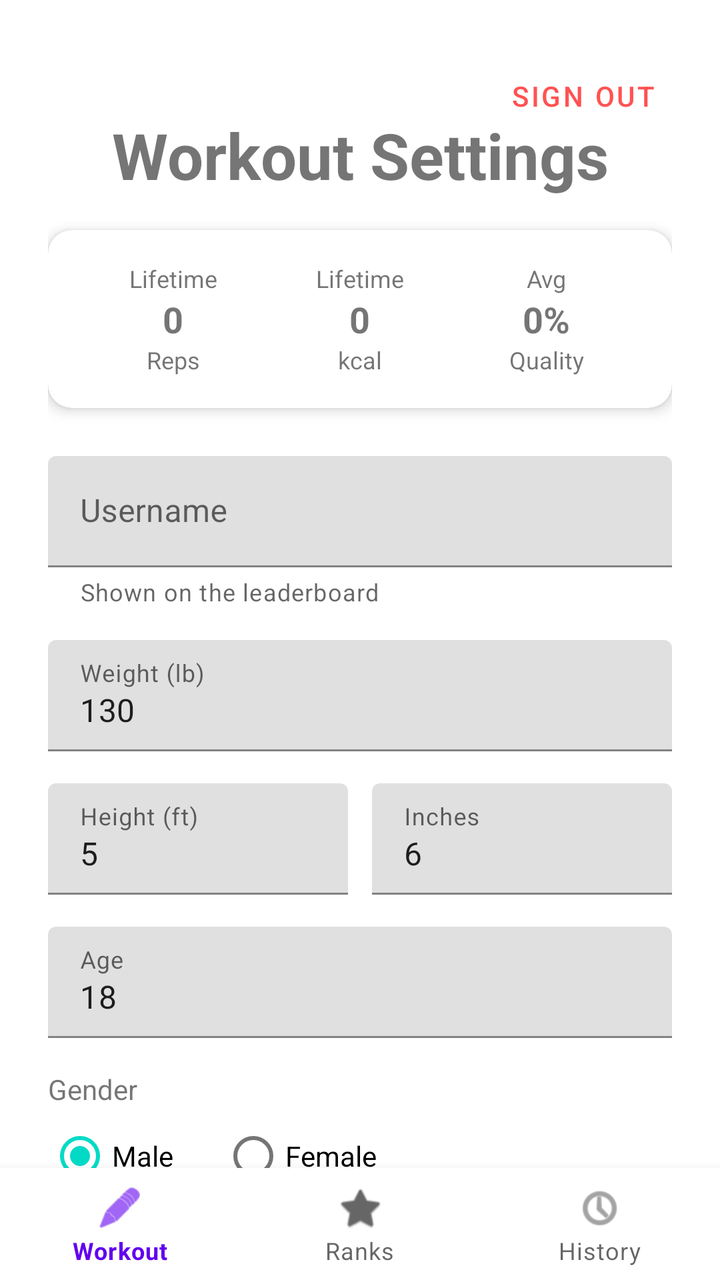
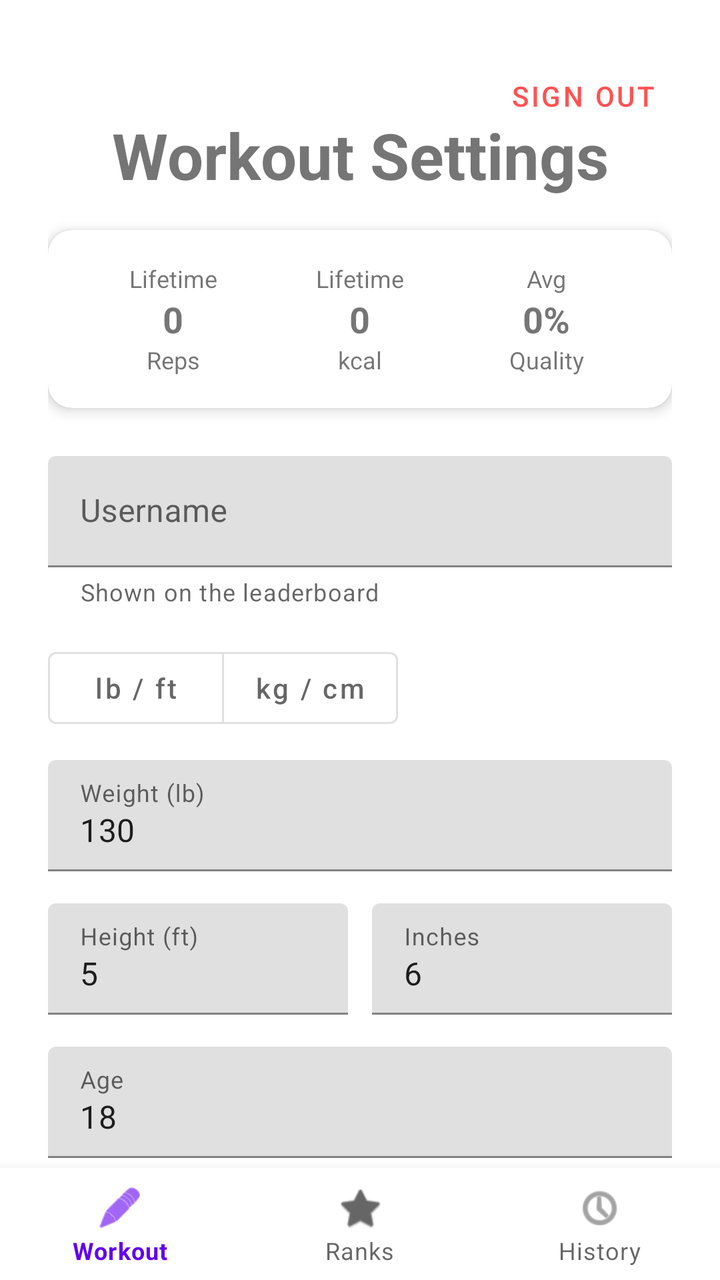

Two renders of the same Android screen: before a commit and after it. Below are the layout's source before the change and the commit's diff.
<!-- AndroidManifest.xml: application theme Theme.MaterialComponents.DayNight.NoActionBar -->
<!-- res/layout/activity_home.xml -->
<?xml version="1.0" encoding="utf-8"?>
<androidx.constraintlayout.widget.ConstraintLayout xmlns:android="http://schemas.android.com/apk/res/android"
    xmlns:app="http://schemas.android.com/apk/res-auto"
    xmlns:tools="http://schemas.android.com/tools"
    android:layout_width="match_parent"
    android:layout_height="match_parent">

    <androidx.core.widget.NestedScrollView
        android:layout_width="match_parent"
        android:layout_height="0dp"
        android:fillViewport="true"
        app:layout_constraintBottom_toTopOf="@id/bottomNavigation"
        app:layout_constraintTop_toTopOf="parent">

        <androidx.constraintlayout.widget.ConstraintLayout
            android:layout_width="match_parent"
            android:layout_height="wrap_content"
            android:padding="24dp"
            tools:context=".HomeActivity">

            <TextView
                android:id="@+id/titleText"
                android:layout_width="wrap_content"
                android:layout_height="wrap_content"
                android:text="Workout Settings"
                android:textSize="32sp"
                android:textStyle="bold"
                android:layout_marginTop="32dp"
                app:layout_constraintEnd_toEndOf="parent"
                app:layout_constraintStart_toStartOf="parent"
                app:layout_constraintTop_toTopOf="parent" />

            <Button
                android:id="@+id/signOutButton"
                style="@style/Widget.MaterialComponents.Button.TextButton"
                android:layout_width="wrap_content"
                android:layout_height="wrap_content"
                android:text="Sign Out"
                android:textColor="#FF5252"
                app:layout_constraintEnd_toEndOf="parent"
                app:layout_constraintTop_toTopOf="parent" />

            
            <com.google.android.material.card.MaterialCardView
                android:id="@+id/quickStatsCard"
                android:layout_width="match_parent"
                android:layout_height="wrap_content"
                android:layout_marginTop="16dp"
                app:cardCornerRadius="12dp"
                app:cardElevation="4dp"
                app:layout_constraintTop_toBottomOf="@id/titleText">

                <LinearLayout
                    android:layout_width="match_parent"
                    android:layout_height="wrap_content"
                    android:orientation="horizontal"
                    android:padding="16dp"
                    android:weightSum="3">

                    <LinearLayout
                        android:layout_width="0dp"
                        android:layout_height="wrap_content"
                        android:layout_weight="1"
                        android:gravity="center"
                        android:orientation="vertical">
                        <TextView
                            android:layout_width="wrap_content"
                            android:layout_height="wrap_content"
                            android:text="Lifetime"
                            android:textSize="12sp" />
                        <TextView
                            android:id="@+id/quickTotalReps"
                            android:layout_width="wrap_content"
                            android:layout_height="wrap_content"
                            android:text="0"
                            android:textSize="18sp"
                            android:textStyle="bold" />
                        <TextView
                            android:layout_width="wrap_content"
                            android:layout_height="wrap_content"
                            android:text="Reps"
                            android:textSize="12sp" />
                    </LinearLayout>

                    <LinearLayout
                        android:layout_width="0dp"
                        android:layout_height="wrap_content"
                        android:layout_weight="1"
                        android:gravity="center"
                        android:orientation="vertical">
                        <TextView
                            android:layout_width="wrap_content"
                            android:layout_height="wrap_content"
                            android:text="Lifetime"
                            android:textSize="12sp" />
                        <TextView
                            android:id="@+id/quickTotalCalories"
                            android:layout_width="wrap_content"
                            android:layout_height="wrap_content"
                            android:text="0"
                            android:textSize="18sp"
                            android:textStyle="bold" />
                        <TextView
                            android:layout_width="wrap_content"
                            android:layout_height="wrap_content"
                            android:text="kcal"
                            android:textSize="12sp" />
                    </LinearLayout>

                    <LinearLayout
                        android:layout_width="0dp"
                        android:layout_height="wrap_content"
                        android:layout_weight="1"
                        android:gravity="center"
                        android:orientation="vertical">
                        <TextView
                            android:layout_width="wrap_content"
                            android:layout_height="wrap_content"
                            android:text="Avg"
                            android:textSize="12sp" />
                        <TextView
                            android:id="@+id/quickAvgScore"
                            android:layout_width="wrap_content"
                            android:layout_height="wrap_content"
                            android:text="0%"
                            android:textSize="18sp"
                            android:textStyle="bold" />
                        <TextView
                            android:layout_width="wrap_content"
                            android:layout_height="wrap_content"
                            android:text="Quality"
                            android:textSize="12sp" />
                    </LinearLayout>
                </LinearLayout>
            </com.google.android.material.card.MaterialCardView>

            <com.google.android.material.textfield.TextInputLayout
                android:id="@+id/usernameInputLayout"
                android:layout_width="match_parent"
                android:layout_height="wrap_content"
                android:layout_marginTop="24dp"
                android:hint="Username"
                app:helperText="Shown on the leaderboard"
                app:layout_constraintTop_toBottomOf="@id/quickStatsCard">

                <com.google.android.material.textfield.TextInputEditText
                    android:id="@+id/usernameInput"
                    android:layout_width="match_parent"
                    android:layout_height="wrap_content"
                    android:inputType="text"
                    android:maxLength="20" />
            </com.google.android.material.textfield.TextInputLayout>

            <com.google.android.material.textfield.TextInputLayout
                android:id="@+id/weightInputLayout"
                android:layout_width="match_parent"
                android:layout_height="wrap_content"
                android:layout_marginTop="16dp"
                android:hint="Weight (lb)"
                app:layout_constraintTop_toBottomOf="@id/usernameInputLayout">

                <com.google.android.material.textfield.TextInputEditText
                    android:id="@+id/weightInput"
                    android:layout_width="match_parent"
                    android:layout_height="wrap_content"
                    android:inputType="numberDecimal"
                    android:text="130" />
            </com.google.android.material.textfield.TextInputLayout>

            <LinearLayout
                android:id="@+id/heightInputLayout"
                android:layout_width="match_parent"
                android:layout_height="wrap_content"
                android:layout_marginTop="16dp"
                android:orientation="horizontal"
                app:layout_constraintTop_toBottomOf="@id/weightInputLayout">

                <com.google.android.material.textfield.TextInputLayout
                    android:layout_width="0dp"
                    android:layout_height="wrap_content"
                    android:layout_weight="1"
                    android:hint="Height (ft)">

                    <com.google.android.material.textfield.TextInputEditText
                        android:id="@+id/heightFeetInput"
                        android:layout_width="match_parent"
                        android:layout_height="wrap_content"
                        android:inputType="number"
                        android:maxLength="1"
                        android:text="5" />
                </com.google.android.material.textfield.TextInputLayout>

                <com.google.android.material.textfield.TextInputLayout
                    android:layout_width="0dp"
                    android:layout_height="wrap_content"
                    android:layout_marginStart="12dp"
                    android:layout_weight="1"
                    android:hint="Inches">

                    <com.google.android.material.textfield.TextInputEditText
                        android:id="@+id/heightInchesInput"
                        android:layout_width="match_parent"
                        android:layout_height="wrap_content"
                        android:inputType="number"
                        android:maxLength="2"
                        android:text="6" />
                </com.google.android.material.textfield.TextInputLayout>
            </LinearLayout>

            <com.google.android.material.textfield.TextInputLayout
                android:id="@+id/ageInputLayout"
                android:layout_width="match_parent"
                android:layout_height="wrap_content"
                android:layout_marginTop="16dp"
                android:hint="Age"
                app:layout_constraintTop_toBottomOf="@id/heightInputLayout">

                <com.google.android.material.textfield.TextInputEditText
                    android:id="@+id/ageInput"
                    android:layout_width="match_parent"
                    android:layout_height="wrap_content"
                    android:inputType="number"
                    android:text="18" />
            </com.google.android.material.textfield.TextInputLayout>

            <TextView
                android:id="@+id/genderLabel"
                android:layout_width="wrap_content"
                android:layout_height="wrap_content"
                android:text="Gender"
                android:layout_marginTop="16dp"
                app:layout_constraintStart_toStartOf="parent"
                app:layout_constraintTop_toBottomOf="@id/ageInputLayout" />

            <RadioGroup
                android:id="@+id/genderGroup"
                android:layout_width="match_parent"
                android:layout_height="wrap_content"
                android:orientation="horizontal"
                app:layout_constraintTop_toBottomOf="@id/genderLabel">

                <RadioButton
                    android:id="@+id/genderMale"
                    android:layout_width="wrap_content"
                    android:layout_height="wrap_content"
                    android:text="Male"
                    android:checked="true" />

                <RadioButton
                    android:id="@+id/genderFemale"
                    android:layout_width="wrap_content"
                    android:layout_height="wrap_content"
                    android:layout_marginStart="24dp"
                    android:text="Female" />
            </RadioGroup>

            <TextView
                android:id="@+id/supportedExercisesLabel"
                android:layout_width="wrap_content"
                android:layout_height="wrap_content"
                android:text="Supported Exercises"
                android:layout_marginTop="24dp"
                android:textStyle="bold"
                app:layout_constraintStart_toStartOf="parent"
                app:layout_constraintTop_toBottomOf="@id/genderGroup" />

            <TextView
                android:id="@+id/supportedExercisesList"
                android:layout_width="match_parent"
                android:layout_height="wrap_content"
                android:text="Push-ups · Squats · Sit-ups · Lunges · Curls · Overhead Press · Jumping Jacks · Planks"
                android:layout_marginTop="8dp"
                android:lineSpacingExtra="4dp"
                app:layout_constraintTop_toBottomOf="@id/supportedExercisesLabel" />

            <Button
                android:id="@+id/nextButton"
                android:layout_width="match_parent"
                android:layout_height="64dp"
                android:text="Start Workout"
                android:textSize="18sp"
                android:layout_marginTop="32dp"
                android:layout_marginBottom="32dp"
                app:layout_constraintBottom_toBottomOf="parent"
                app:layout_constraintTop_toBottomOf="@id/supportedExercisesList"
                app:layout_constraintVertical_bias="1.0" />

        </androidx.constraintlayout.widget.ConstraintLayout>
    </androidx.core.widget.NestedScrollView>

    <com.google.android.material.bottomnavigation.BottomNavigationView
        android:id="@+id/bottomNavigation"
        android:layout_width="match_parent"
        android:layout_height="wrap_content"
        app:layout_constraintBottom_toBottomOf="parent"
        app:menu="@menu/bottom_nav_menu" />

</androidx.constraintlayout.widget.ConstraintLayout>
<!-- resources referenced by this layout -->
<resources>

</resources>

<!-- the commit's change to res/layout/activity_home.xml (unified diff, before → after) -->
@@ -134,6 +134,48 @@
                 </LinearLayout>
             </com.google.android.material.card.MaterialCardView>
 
+            
+            <com.google.android.material.card.MaterialCardView
+                android:id="@+id/guestBanner"
+                android:layout_width="match_parent"
+                android:layout_height="wrap_content"
+                android:layout_marginTop="16dp"
+                android:visibility="gone"
+                app:cardCornerRadius="12dp"
+                app:cardElevation="0dp"
+                app:strokeColor="@color/purple_500"
+                app:strokeWidth="1dp"
+                app:layout_constraintTop_toBottomOf="@id/quickStatsCard">
+
+                <LinearLayout
+                    android:layout_width="match_parent"
+                    android:layout_height="wrap_content"
+                    android:orientation="vertical"
+                    android:padding="16dp">
+
+                    <TextView
+                        android:layout_width="wrap_content"
+                        android:layout_height="wrap_content"
+                        android:text="You're using a guest account"
+                        android:textStyle="bold" />
+
+                    <TextView
+                        android:layout_width="wrap_content"
+                        android:layout_height="wrap_content"
+                        android:layout_marginTop="4dp"
+                        android:text="Create an account to keep your workouts if you sign out or switch phones."
+                        android:textSize="13sp" />
+
+                    <Button
+                        android:id="@+id/createAccountButton"
+                        style="@style/Widget.MaterialComponents.Button.TextButton"
+                        android:layout_width="wrap_content"
+                        android:layout_height="wrap_content"
+                        android:layout_marginTop="4dp"
+                        android:text="Create account" />
+                </LinearLayout>
+            </com.google.android.material.card.MaterialCardView>
+
             <com.google.android.material.textfield.TextInputLayout
                 android:id="@+id/usernameInputLayout"
                 android:layout_width="match_parent"
@@ -141,7 +183,7 @@
                 android:layout_marginTop="24dp"
                 android:hint="Username"
                 app:helperText="Shown on the leaderboard"
-                app:layout_constraintTop_toBottomOf="@id/quickStatsCard">
+                app:layout_constraintTop_toBottomOf="@id/guestBanner">
 
                 <com.google.android.material.textfield.TextInputEditText
                     android:id="@+id/usernameInput"
@@ -151,13 +193,40 @@
                     android:maxLength="20" />
             </com.google.android.material.textfield.TextInputLayout>
 
+            <com.google.android.material.button.MaterialButtonToggleGroup
+                android:id="@+id/unitsToggle"
+                android:layout_width="wrap_content"
+                android:layout_height="wrap_content"
+                android:layout_marginTop="16dp"
+                app:singleSelection="true"
+                app:selectionRequired="true"
+                app:layout_constraintStart_toStartOf="parent"
+                app:layout_constraintTop_toBottomOf="@id/usernameInputLayout">
+
+                <Button
+                    android:id="@+id/unitsImperial"
+                    style="@style/Widget.MaterialComponents.Button.OutlinedButton"
+                    android:layout_width="wrap_content"
+                    android:layout_height="wrap_content"
+                    android:text="lb / ft"
+                    android:textAllCaps="false" />
+
+                <Button
+                    android:id="@+id/unitsMetric"
+                    style="@style/Widget.MaterialComponents.Button.OutlinedButton"
+                    android:layout_width="wrap_content"
+                    android:layout_height="wrap_content"
+                    android:text="kg / cm"
+                    android:textAllCaps="false" />
+            </com.google.android.material.button.MaterialButtonToggleGroup>
+
             <com.google.android.material.textfield.TextInputLayout
                 android:id="@+id/weightInputLayout"
                 android:layout_width="match_parent"
                 android:layout_height="wrap_content"
-                android:layout_marginTop="16dp"
+                android:layout_marginTop="12dp"
                 android:hint="Weight (lb)"
-                app:layout_constraintTop_toBottomOf="@id/usernameInputLayout">
+                app:layout_constraintTop_toBottomOf="@id/unitsToggle">
 
                 <com.google.android.material.textfield.TextInputEditText
                     android:id="@+id/weightInput"
@@ -167,6 +236,7 @@
                     android:text="130" />
             </com.google.android.material.textfield.TextInputLayout>
 
+            
             <LinearLayout
                 android:id="@+id/heightInputLayout"
                 android:layout_width="match_parent"
@@ -176,6 +246,7 @@
                 app:layout_constraintTop_toBottomOf="@id/weightInputLayout">
 
                 <com.google.android.material.textfield.TextInputLayout
+                    android:id="@+id/heightFeetLayout"
                     android:layout_width="0dp"
                     android:layout_height="wrap_content"
                     android:layout_weight="1"
@@ -191,6 +262,7 @@
                 </com.google.android.material.textfield.TextInputLayout>
 
                 <com.google.android.material.textfield.TextInputLayout
+                    android:id="@+id/heightInchesLayout"
                     android:layout_width="0dp"
                     android:layout_height="wrap_content"
                     android:layout_marginStart="12dp"
@@ -205,6 +277,22 @@
                         android:maxLength="2"
                         android:text="6" />
                 </com.google.android.material.textfield.TextInputLayout>
+
+                <com.google.android.material.textfield.TextInputLayout
+                    android:id="@+id/heightCmLayout"
+                    android:layout_width="0dp"
+                    android:layout_height="wrap_content"
+                    android:layout_weight="1"
+                    android:hint="Height (cm)"
+                    android:visibility="gone">
+
+                    <com.google.android.material.textfield.TextInputEditText
+                        android:id="@+id/heightCmInput"
+                        android:layout_width="match_parent"
+                        android:layout_height="wrap_content"
+                        android:inputType="number"
+                        android:maxLength="3" />
+                </com.google.android.material.textfield.TextInputLayout>
             </LinearLayout>
 
             <com.google.android.material.textfield.TextInputLayout
@@ -255,23 +343,80 @@
             </RadioGroup>
 
             <TextView
-                android:id="@+id/supportedExercisesLabel"
-                android:layout_width="wrap_content"
-                android:layout_height="wrap_content"
-                android:text="Supported Exercises"
+                android:id="@+id/exerciseLabel"
+                android:layout_width="wrap_content"
+                android:layout_height="wrap_content"
+                android:text="Exercise"
                 android:layout_marginTop="24dp"
                 android:textStyle="bold"
                 app:layout_constraintStart_toStartOf="parent"
                 app:layout_constraintTop_toBottomOf="@id/genderGroup" />
 
+            
+            <com.google.android.material.chip.ChipGroup
+                android:id="@+id/exerciseChips"
+                android:layout_width="match_parent"
+                android:layout_height="wrap_content"
+                android:layout_marginTop="8dp"
+                app:singleSelection="true"
+                app:selectionRequired="true"
+                app:layout_constraintTop_toBottomOf="@id/exerciseLabel" />
+
             <TextView
-                android:id="@+id/supportedExercisesList"
-                android:layout_width="match_parent"
-                android:layout_height="wrap_content"
-                android:text="Push-ups · Squats · Sit-ups · Lunges · Curls · Overhead Press · Jumping Jacks · Planks"
-                android:layout_marginTop="8dp"
-                android:lineSpacingExtra="4dp"
-                app:layout_constraintTop_toBottomOf="@id/supportedExercisesLabel" />
+                android:id="@+id/goalLabel"
+                android:layout_width="wrap_content"
+                android:layout_height="wrap_content"
+                android:text="Goal (optional)"
+                android:layout_marginTop="16dp"
+                android:textStyle="bold"
+                app:layout_constraintStart_toStartOf="parent"
+                app:layout_constraintTop_toBottomOf="@id/exerciseChips" />
+
+            <LinearLayout
+                android:id="@+id/goalRow"
+                android:layout_width="match_parent"
+                android:layout_height="wrap_content"
+                android:layout_marginTop="4dp"
+                android:gravity="center_vertical"
+                android:orientation="horizontal"
+                app:layout_constraintTop_toBottomOf="@id/goalLabel">
+
+                <com.google.android.material.textfield.TextInputLayout
+                    android:layout_width="0dp"
+                    android:layout_height="wrap_content"
+                    android:layout_weight="1"
+                    android:hint="Sets">
+
+                    <com.google.android.material.textfield.TextInputEditText
+                        android:id="@+id/goalSetsInput"
+                        android:layout_width="match_parent"
+                        android:layout_height="wrap_content"
+                        android:inputType="number"
+                        android:maxLength="2" />
+                </com.google.android.material.textfield.TextInputLayout>
+
+                <TextView
+                    android:layout_width="wrap_content"
+                    android:layout_height="wrap_content"
+                    android:layout_marginHorizontal="12dp"
+                    android:text="×"
+                    android:textSize="20sp" />
+
+                <com.google.android.material.textfield.TextInputLayout
+                    android:id="@+id/goalTargetLayout"
+                    android:layout_width="0dp"
+                    android:layout_height="wrap_content"
+                    android:layout_weight="1"
+                    android:hint="Reps per set">
+
+                    <com.google.android.material.textfield.TextInputEditText
+                        android:id="@+id/goalTargetInput"
+                        android:layout_width="match_parent"
+                        android:layout_height="wrap_content"
+                        android:inputType="number"
+                        android:maxLength="3" />
+                </com.google.android.material.textfield.TextInputLayout>
+            </LinearLayout>
 
             <Button
                 android:id="@+id/nextButton"
@@ -282,7 +427,7 @@
                 android:layout_marginTop="32dp"
                 android:layout_marginBottom="32dp"
                 app:layout_constraintBottom_toBottomOf="parent"
-                app:layout_constraintTop_toBottomOf="@id/supportedExercisesList"
+                app:layout_constraintTop_toBottomOf="@id/goalRow"
                 app:layout_constraintVertical_bias="1.0" />
 
         </androidx.constraintlayout.widget.ConstraintLayout>
<!-- resource entries referenced after the edit -->
@@ -1,5 +1,5 @@
 <!-- resources referenced by this layout -->
 <resources>
-
+  <color name="purple_500">#FF6200EE</color>
 </resources>
 
